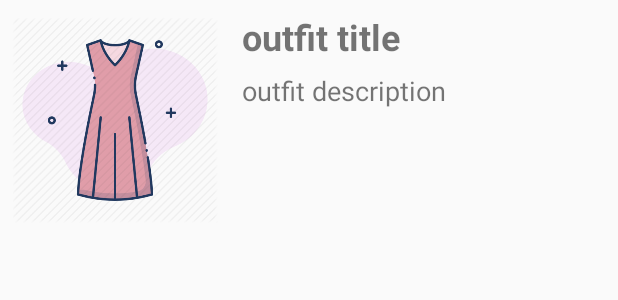
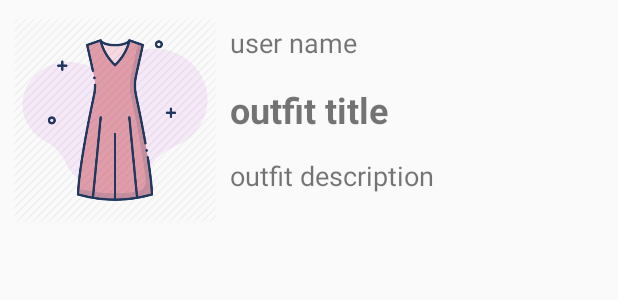
Before and after one commit to chenEini/Dress2Impress, an Android app: the layout outfit_list_row.xml on its own in the app's theme, with its tools: preview values and no code run, on a phone screen of 412 x 824 dp. Shown: the top 300 px of the screen. Run offline under Robolectric (Android 15) with nearby library versions, the phone set to English and light mode, and no system bars.

Commit message:
implement user profile functions

```diff
--- a/app/src/main/java/com/chen/dress2impress/NewOutfitFragment.java
+++ b/app/src/main/java/com/chen/dress2impress/NewOutfitFragment.java
@@ -88,8 +88,8 @@ public class NewOutfitFragment extends Fragment {
         FirebaseStorage.uploadImage(imageBitmap, "outfit_image" + d.getTime(), new FirebaseStorage.Listener() {
             @Override
             public void onSuccess(String url) {
-                User user = UserModel.instance.getCurrentUser();
-                Outfit outfit = new Outfit(user.id, user.name, title, url, description);
+                //User user = UserModel.instance.getCurrentUser();
+                Outfit outfit = new Outfit("user.id", "user.name", title, url, description);
                 OutfitModel.instance.addOutfit(outfit, new OutfitModel.CompleteListener() {
                     @Override
                     public void onComplete() {
--- a/app/src/main/java/com/chen/dress2impress/OutfitsListFragment.java
+++ b/app/src/main/java/com/chen/dress2impress/OutfitsListFragment.java
@@ -36,6 +36,7 @@ public class OutfitsListFragment extends Fragment {
     OutfitsListAdapter adapter;
     RecyclerView outfitsList;
     List<Outfit> outfitsData = new LinkedList<Outfit>();
+
     private OutfitsListViewModel viewModel;
 
     Delegate parent;
@@ -140,12 +141,14 @@ public class OutfitsListFragment extends Fragment {
     }
 
     static class OutfitRowViewHolder extends RecyclerView.ViewHolder {
+        TextView userName;
         TextView title;
         TextView description;
         ImageView image;
 
         public OutfitRowViewHolder(@NonNull View itemView, final OnItemClickListener listener) {
             super(itemView);
+            userName = itemView.findViewById(R.id.outfit_row_user_name);
             title = itemView.findViewById(R.id.outfit_row_title);
             description = itemView.findViewById(R.id.outfit_row_description);
             image = itemView.findViewById(R.id.outfit_row_image);
@@ -164,8 +167,10 @@ public class OutfitsListFragment extends Fragment {
         }
 
         public void bind(Outfit outfit) {
+            userName.setText(outfit.ownerName);
             title.setText(outfit.title);
             description.setText(outfit.description);
+
             if (outfit.imageUrl != null && outfit.imageUrl != "")
                 Picasso.get().load(outfit.imageUrl).placeholder(R.drawable.outfit).into(image);
             else
--- a/app/src/main/res/layout/outfit_list_row.xml
+++ b/app/src/main/res/layout/outfit_list_row.xml
@@ -19,29 +19,45 @@
         app:srcCompat="@drawable/outfit" />
 
     <TextView
+        android:id="@+id/outfit_row_user_name"
+        android:layout_width="0dp"
+        android:layout_height="wrap_content"
+        android:layout_marginStart="8dp"
+        android:layout_marginTop="16dp"
+        android:layout_marginEnd="8dp"
+        android:text="user name"
+        android:textSize="18sp"
+        app:layout_constraintEnd_toEndOf="parent"
+        app:layout_constraintStart_toEndOf="@+id/outfit_row_image"
+        app:layout_constraintTop_toTopOf="parent" />
+
+    <TextView
         android:id="@+id/outfit_row_title"
         android:layout_width="0dp"
         android:layout_height="32dp"
-        android:layout_marginStart="16dp"
-        android:layout_marginTop="8dp"
+        android:layout_marginStart="8dp"
+        android:layout_marginTop="16dp"
         android:layout_marginEnd="8dp"
         android:text="outfit title"
         android:textSize="24sp"
         android:textStyle="bold"
         app:layout_constraintEnd_toEndOf="parent"
+        app:layout_constraintHorizontal_bias="0.0"
         app:layout_constraintStart_toEndOf="@+id/outfit_row_image"
-        app:layout_constraintTop_toTopOf="parent" />
+        app:layout_constraintTop_toBottomOf="@+id/outfit_row_user_name" />
 
     <TextView
         android:id="@+id/outfit_row_description"
         android:layout_width="0dp"
         android:layout_height="wrap_content"
-        android:layout_marginStart="16dp"
-        android:layout_marginTop="8dp"
+        android:layout_marginStart="8dp"
+        android:layout_marginTop="16dp"
         android:layout_marginEnd="8dp"
         android:text="outfit description"
         android:textSize="18sp"
         app:layout_constraintEnd_toEndOf="parent"
+        app:layout_constraintHorizontal_bias="0.0"
         app:layout_constraintStart_toEndOf="@+id/outfit_row_image"
         app:layout_constraintTop_toBottomOf="@+id/outfit_row_title" />
+
 </androidx.constraintlayout.widget.ConstraintLayout>
```
Also changed, not shown: app/src/main/java/com/chen/dress2impress/UserProfileFragment.java (+102 -14 lines), app/src/main/java/com/chen/dress2impress/UserProfileViewModel.java (+15 -0 lines), app/src/main/res/layout/fragment_user_profile.xml (+8 -15 lines), app/src/main/res/navigation/nav_graph.xml (+7 -6 lines).
